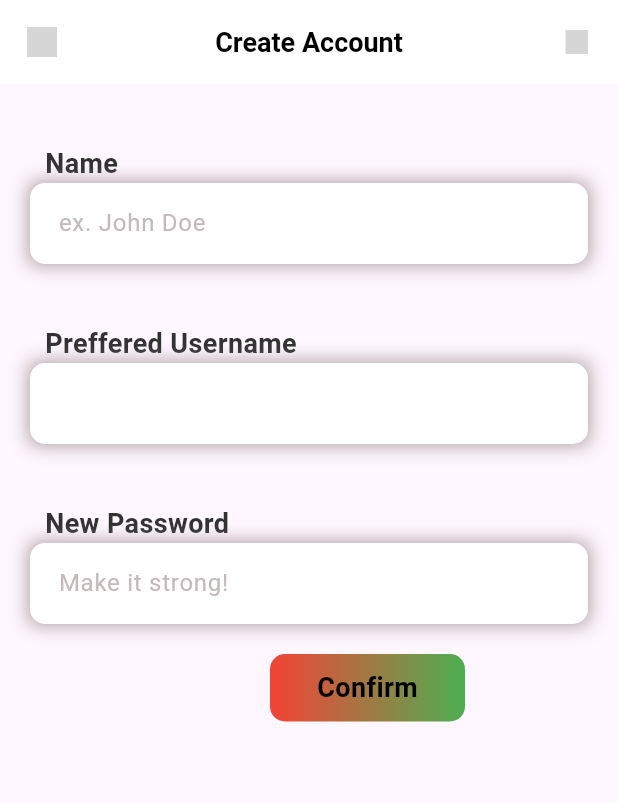
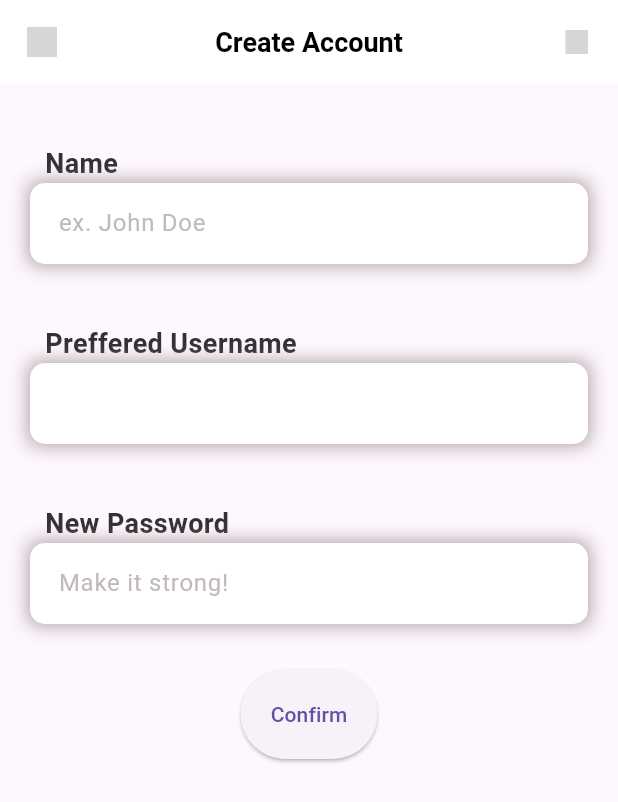
Before and after one commit to mathewsdmitri/befr, a Flutter app: the screen it shows after launch, on a phone screen of 412 x 824 dp. Shown: the top 802 px of the screen. Run offline on Flutter 3.47's test engine with Material 3 defaults, Android fonts, the light colour scheme and no system bars; our stand-ins replace flutter_svg; grey boxes are pictures that could not be loaded.

Commit message:
Update on Create Account Page Frontend

```diff
--- a/lyrix_frontend/lib/pages/create_account.dart
+++ b/lyrix_frontend/lib/pages/create_account.dart
@@ -1,23 +1,50 @@
+import 'dart:math';
+
 import 'package:flutter/material.dart';
 import 'package:flutter_svg/flutter_svg.dart';
 
-class CreateAccountPage extends StatelessWidget {
+class CreateAccountPage extends StatefulWidget {
   const CreateAccountPage({super.key});
 
   @override
+
+  State<CreateAccountPage> createState() => _CreateAccountPage();
+}
+
+class _CreateAccountPage extends State<CreateAccountPage> {
+  // Create a text controller and use it to retrieve the current value
+  // of the TextField.
+  final controllerName = TextEditingController();
+  final controllerUsername = TextEditingController();
+  final controllerPassword = TextEditingController();
+
+  @override
+  void dispose() {
+    // Clean up the controller when the widget is disposed.
+    controllerName.dispose();
+    controllerUsername.dispose();
+    controllerPassword.dispose();
+    super.dispose();
+  }
+
+  @override
+
   Widget build(BuildContext context) {
+
+
     return Scaffold(
       appBar: appBar(),
       body: Column(
         crossAxisAlignment: CrossAxisAlignment.start,
         children: [
           _label('Name'),
-          _textEntry('ex. John Doe'),
+          _textEntryName('ex. John Doe'),
           _label('Preffered Username'),
-          _textEntry(''),
+          _textEntryUsername(''),
           _label('New Password'),
-          _textEntry('Make it strong!'),
+          _textEntryPassword('Make it strong!'),
 
+          /*
           Container(
             margin: EdgeInsets.only(top: 20, left: 180),
             alignment: Alignment.center,
@@ -38,6 +65,24 @@ class CreateAccountPage extends StatelessWidget {
                 color: Colors.black,
                 fontSize: 18,
                 fontWeight: FontWeight.w600
+              ),
+            ),
+          ),
+          */
+          Container(
+            alignment: Alignment.center,
+            margin: EdgeInsets.only(top: 30),
+            child: SizedBox(
+              child: ElevatedButton(
+                onPressed: (){
+                  print(Text(controllerName.text));
+                  print(Text(controllerUsername.text));
+                  print(Text(controllerPassword.text));
+                },
+                style: ElevatedButton.styleFrom(
+                  padding: EdgeInsets.all(20)
+                ),
+                child: Text('Confirm'),
               ),
             ),
           )
@@ -65,7 +110,7 @@ class CreateAccountPage extends StatelessWidget {
     );
   }
 
-  Container _textEntry(String example){
+  Container _textEntryName(String example){
     return Container(
             margin: EdgeInsets.only(top: 0, left: 20, right: 20),
             decoration: BoxDecoration(
@@ -78,6 +123,85 @@ class CreateAccountPage extends StatelessWidget {
               ]
             ),
             child: TextField(
+              controller: controllerName,
+              textAlign: TextAlign.left,
+              decoration: InputDecoration(
+                filled: true,
+                fillColor: Colors.white,
+                contentPadding: EdgeInsets.all(15),
+                hintText: example,
+                hintStyle: TextStyle(
+                  color: const Color.fromARGB(255, 194, 186, 186),
+                ),
+                /*prefixIcon: Padding(
+                  padding: const EdgeInsets.all(12),
+                  child: SvgPicture.asset('assets/icons/Search.svg'),
+                ),
+                suffixIcon: Padding(
+                  padding: const EdgeInsets.all(8),
+                  child: SvgPicture.asset('assets/icons/Filter.svg'),
+                ),
+                */
+                border: OutlineInputBorder(
+                  borderRadius: BorderRadius.circular(10),
+                  borderSide: BorderSide.none,
+                ),
+              ),
+            )
+    );
+  }Container _textEntryUsername(String example){
+    return Container(
+            margin: EdgeInsets.only(top: 0, left: 20, right: 20),
+            decoration: BoxDecoration(
+              boxShadow: [
+                BoxShadow(
+                  color: const Color.fromARGB(255, 161, 146, 146),
+                  blurRadius: 10,
+                  spreadRadius: 0.0,
+                )
+              ]
+            ),
+            child: TextField(
+              controller: controllerUsername,
+              textAlign: TextAlign.left,
+              decoration: InputDecoration(
+                filled: true,
+                fillColor: Colors.white,
+                contentPadding: EdgeInsets.all(15),
+                hintText: example,
+                hintStyle: TextStyle(
+                  color: const Color.fromARGB(255, 194, 186, 186),
+                ),
+                /*prefixIcon: Padding(
+                  padding: const EdgeInsets.all(12),
+                  child: SvgPicture.asset('assets/icons/Search.svg'),
+                ),
+                suffixIcon: Padding(
+                  padding: const EdgeInsets.all(8),
+                  child: SvgPicture.asset('assets/icons/Filter.svg'),
+                ),
+                */
+                border: OutlineInputBorder(
+                  borderRadius: BorderRadius.circular(10),
+                  borderSide: BorderSide.none,
+                ),
+              ),
+            )
+    );
+  }Container _textEntryPassword(String example){
+    return Container(
+            margin: EdgeInsets.only(top: 0, left: 20, right: 20),
+            decoration: BoxDecoration(
+              boxShadow: [
+                BoxShadow(
+                  color: const Color.fromARGB(255, 161, 146, 146),
+                  blurRadius: 10,
+                  spreadRadius: 0.0,
+                )
+              ]
+            ),
+            child: TextField(
+              controller: controllerPassword,
               textAlign: TextAlign.left,
               decoration: InputDecoration(
                 filled: true,
```
